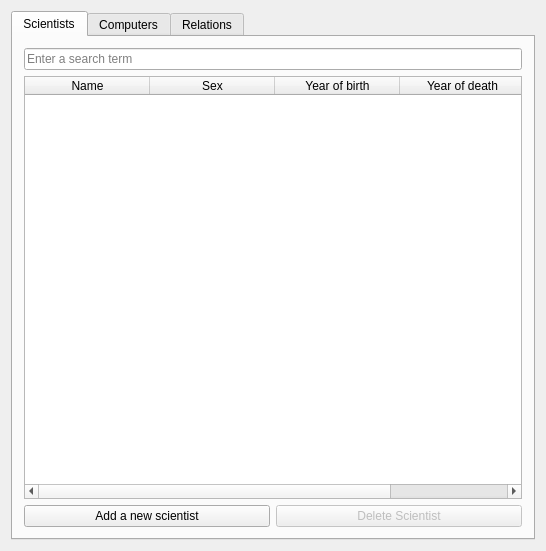
Above: week3/mainwindow.ui from jonsig/verklegt-namskeid-1 before the change. Below: the same form after it.
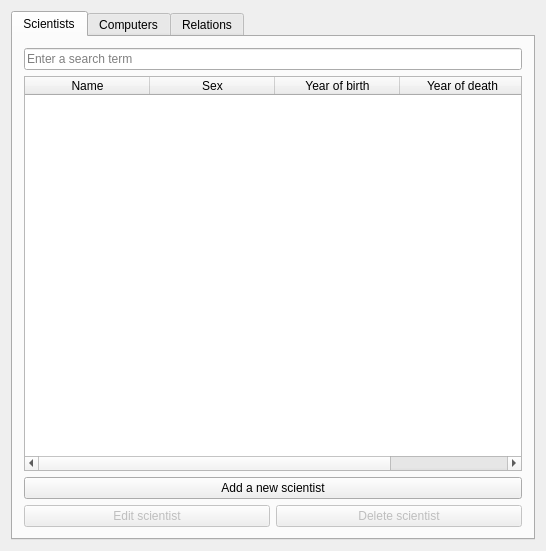
That is the form after the change. The open tabs and pages were chosen to show the change.

Commit message: gerði main tilbúið í edit klasa

The edit to the form file:
```diff
--- a/week3/mainwindow.ui
+++ b/week3/mainwindow.ui
@@ -86,12 +86,22 @@
           </column>
          </widget>
         </item>
+        <item>
+         <widget class="QPushButton" name="buttonAddNewScientist">
+          <property name="text">
+           <string>Add a new scientist</string>
+          </property>
+         </widget>
+        </item>
         <item>
          <layout class="QHBoxLayout" name="horizontalLayout">
           <item>
-           <widget class="QPushButton" name="buttonAddNewScientist">
+           <widget class="QPushButton" name="buttonScientistEdit">
+            <property name="enabled">
+             <bool>false</bool>
+            </property>
             <property name="text">
-             <string>Add a new scientist</string>
+             <string>Edit scientist</string>
             </property>
            </widget>
           </item>
@@ -101,7 +111,7 @@
              <bool>false</bool>
             </property>
             <property name="text">
-             <string>Delete Scientist</string>
+             <string>Delete scientist</string>
             </property>
            </widget>
           </item>
```
Left out of the diff: 2 changed lines with no effect on the pictures. The commit also changes 4 other files.
